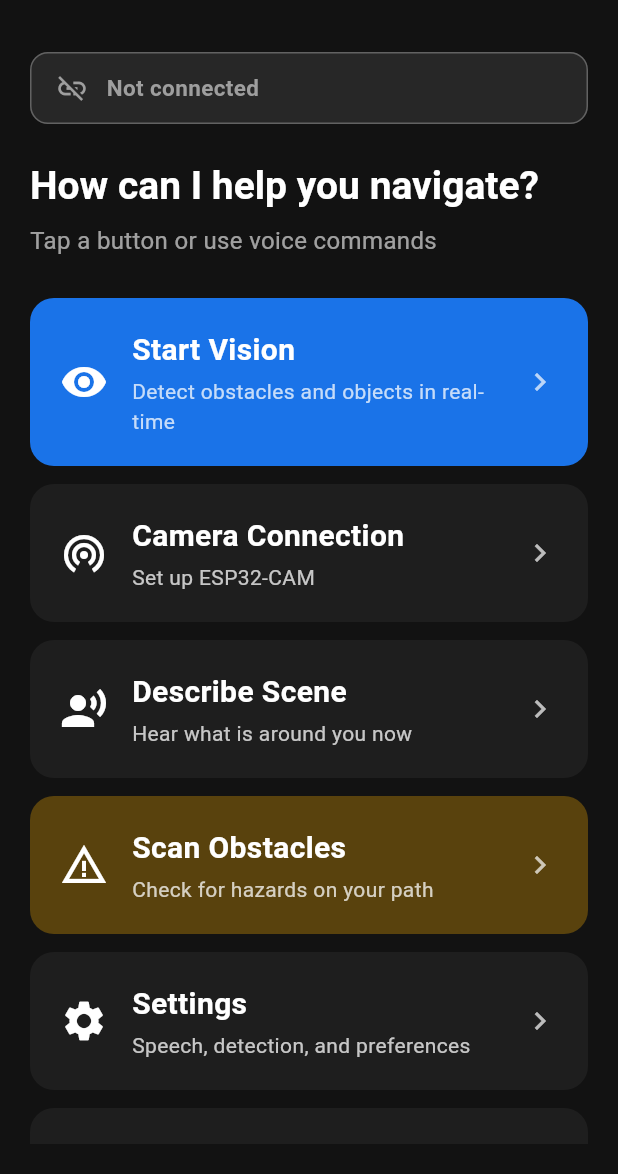
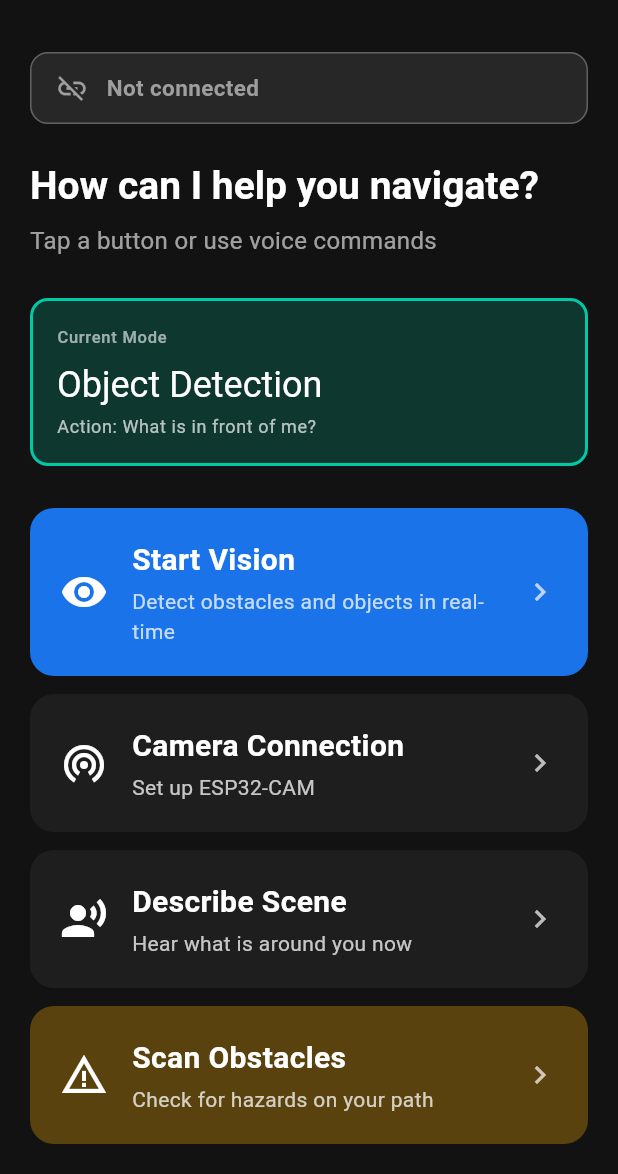
Before and after one commit to Emmanuels-Hub/vision_wear, a Flutter app: the screen it shows after launch, after a tap on "Skip", on a phone screen of 412 x 824 dp, the part 62-1236 px from its top. Run offline on Flutter 3.47's test engine with Material 3 defaults, Android fonts, the phone set to English and light mode, and no system bars; our stand-ins replace camera, flutter_tts, permission_handler, shared_preferences, speech_to_text, vibration; missing offline and left inert: google_mlkit_object_detection.

Commit message:
Refactor Vision Wear to 2-Button Interface: Update firmware and Flutter app for mode-based actions, including new button configurations, mode tracking, and enhanced event handling.

```diff
--- /dev/null
+++ b/lib/models/app_mode.dart
@@ -0,0 +1,110 @@
+/// Enum for the different application modes
+enum AppMode { objectDetection, ocr, navigation }
+
+extension AppModeExtension on AppMode {
+  String get name {
+    switch (this) {
+      case AppMode.objectDetection:
+        return 'object_detection';
+      case AppMode.ocr:
+        return 'ocr';
+      case AppMode.navigation:
+        return 'navigation';
+    }
+  }
+
+  String get displayName {
+    switch (this) {
+      case AppMode.objectDetection:
+        return 'Object Detection';
+      case AppMode.ocr:
+        return 'OCR';
+      case AppMode.navigation:
+        return 'Navigation';
+    }
+  }
+
+  String get voiceFeedback {
+    switch (this) {
+      case AppMode.objectDetection:
+        return 'Object Detection Mode';
+      case AppMode.ocr:
+        return 'OCR Mode';
+      case AppMode.navigation:
+        return 'Navigation Mode';
+    }
+  }
+
+  String get actionDescription {
+    switch (this) {
+      case AppMode.objectDetection:
+        return 'What is in front of me?';
+      case AppMode.ocr:
+        return 'Capture and read text';
+      case AppMode.navigation:
+        return 'Navigation assistance';
+    }
+  }
+}
+
+/// Represents a button event from the ESP32
+class ButtonEvent {
+  ButtonEvent({
+    required this.id,
+    required this.action,
+    required this.mode,
+    required this.voiceFeedback,
+    required this.timestamp,
+  });
+
+  final int id;
+  final String
+  action; // 'mode_changed', 'object_detection_request', 'ocr_request', 'navigation_request'
+  final String mode; // 'object_detection', 'ocr', 'navigation'
+  final String voiceFeedback;
+  final DateTime timestamp;
+
+  factory ButtonEvent.fromJson(Map<String, dynamic> json) {
+    return ButtonEvent(
+      id: json['id'] as int,
+      action: json['action'] as String,
+      mode: json['mode'] as String,
+      voiceFeedback: json['voice_feedback'] as String? ?? '',
+      timestamp: DateTime.fromMillisecondsSinceEpoch(json['timestamp'] as int),
+    );
+  }
+
+  @override
+  String toString() =>
+      'ButtonEvent(id: $id, action: $action, mode: $mode, voice: $voiceFeedback)';
+}
+
+/// Represents the device status from ESP32
+class DeviceStatus {
+  DeviceStatus({
+    required this.status,
+    required this.device,
+    required this.version,
+    required this.currentMode,
+    required this.availableModes,
+  });
+
+  final String status;
+  final String device;
+  final String version;
+  final String currentMode;
+  final List<String> availableModes;
+
+  factory DeviceStatus.fromJson(Map<String, dynamic> json) {
+    return DeviceStatus(
+      status: json['status'] as String,
+      device: json['device'] as String,
+      version: json['version'] as String,
+      currentMode: json['current_mode'] as String? ?? 'object_detection',
+      availableModes: List<String>.from(
+        json['available_modes'] as List? ??
+            ['object_detection', 'ocr', 'navigation'],
+      ),
+    );
+  }
+}
--- a/lib/providers/vision_provider.dart
+++ b/lib/providers/vision_provider.dart
@@ -3,6 +3,7 @@ import 'dart:async';
 import 'package:flutter/foundation.dart';
 
 import '../core/constants.dart';
+import '../models/app_mode.dart';
 import '../models/app_settings.dart';
 import '../models/connection_state.dart';
 import '../models/detected_object.dart';
@@ -59,6 +60,7 @@ class VisionProvider extends ChangeNotifier {
   String _statusMessage = 'Ready';
   DateTime? _lastSpeechTime;
   String? _lastAnnouncedText;
+  AppMode _currentMode = AppMode.objectDetection;
 
   AppSettings get settings => _settings;
   CameraConnectionInfo get connection => _connection;
@@ -69,6 +71,7 @@ class VisionProvider extends ChangeNotifier {
   bool get isProcessing => _isProcessing;
   String get statusMessage => _statusMessage;
   bool get isVoiceListening => _voiceCommandService.isListening;
+  AppMode get currentMode => _currentMode;
 
   void updateSettings(AppSettings settings) {
     _settings = settings;
@@ -215,7 +218,54 @@ class VisionProvider extends ChangeNotifier {
         scanObstacles();
       case 'describe_scene':
         describeScene();
+      // New mode-based button events
+      case 'mode_changed':
+        // Mode was changed on ESP32, we'll track it
+        _statusMessage = 'Mode: ${_currentMode.displayName}';
+        _speechService.speak(_currentMode.voiceFeedback, priority: SpeechPriority.high);
+        break;
+      case 'object_detection_request':
+        _handleObjectDetectionAction();
+        break;
+      case 'ocr_request':
+        _handleOcrAction();
+        break;
+      case 'navigation_request':
+        _handleNavigationAction();
+        break;
     }
+    notifyListeners();
+  }
+
+  void _handleObjectDetectionAction() {
+    if (!_isVisionActive) {
+      startVision();
+    }
+    _statusMessage = 'Analyzing objects in front of you';
+    _speechService.speak('What is in front of me?', priority: SpeechPriority.high);
+  }
+
+  void _handleOcrAction() {
+    _statusMessage = 'Capturing and reading text';
+    _speechService.speak('Capturing and reading text', priority: SpeechPriority.high);
+  }
+
+  void _handleNavigationAction() {
+    _statusMessage = 'Navigation mode activated';
+    _speechService.speak('Navigation assistance activated', priority: SpeechPriority.high);
+  }
+
+  void updateModeFromDevice(String modeName) {
+    // Parse the mode name from the device and update local state
+    switch (modeName) {
+      case 'object_detection':
+        _currentMode = AppMode.objectDetection;
+      case 'ocr':
+        _currentMode = AppMode.ocr;
+      case 'navigation':
+        _currentMode = AppMode.navigation;
+    }
+    notifyListeners();
   }
 
   Future<void> _onFrame(Uint8List frame) async {
--- a/lib/screens/home_screen.dart
+++ b/lib/screens/home_screen.dart
@@ -3,6 +3,7 @@ import 'package:provider/provider.dart';
 
 import '../../core/constants.dart';
 import '../../core/theme/app_theme.dart';
+import '../../models/app_mode.dart';
 import '../../providers/settings_provider.dart';
 import '../../providers/vision_provider.dart';
 import '../../widgets/accessible_button.dart';
@@ -74,9 +75,41 @@ class _HomeScreenState extends State<HomeScreen> {
                   const SizedBox(height: 8),
                   Text(
                     'Tap a button or use voice commands',
-                    style: Theme.of(context).textTheme.bodyMedium?.copyWith(
-                          color: Colors.white60,
+                    style: Theme.of(
+                      context,
+                    ).textTheme.bodyMedium?.copyWith(color: Colors.white60),
+                  ),
+                  const SizedBox(height: 28),
+                  // Mode Indicator
+                  Container(
+                    padding: const EdgeInsets.all(16),
+                    decoration: BoxDecoration(
+                      color: AppTheme.accent.withValues(alpha: 0.2),
+                      borderRadius: BorderRadius.circular(12),
+                      border: Border.all(color: AppTheme.accent, width: 2),
+                    ),
+                    child: Column(
+                      crossAxisAlignment: CrossAxisAlignment.start,
+                      children: [
+                        Text(
+                          'Current Mode',
+                          style: Theme.of(context).textTheme.labelSmall
+                              ?.copyWith(color: Colors.white60),
                         ),
+                        const SizedBox(height: 8),
+                        Text(
+                          vision.currentMode.displayName,
+                          style: Theme.of(context).textTheme.headlineSmall,
+                          semanticsLabel: vision.currentMode.displayName,
+                        ),
+                        const SizedBox(height: 4),
+                        Text(
+                          'Action: ${vision.currentMode.actionDescription}',
+                          style: Theme.of(context).textTheme.bodySmall
+                              ?.copyWith(color: Colors.white70),
+                        ),
+                      ],
+                    ),
                   ),
                   const SizedBox(height: 28),
                   Expanded(
--- a/lib/services/esp32_camera_service.dart
+++ b/lib/services/esp32_camera_service.dart
@@ -7,6 +7,7 @@ import 'package:http/http.dart' as http;
 
 import '../core/constants.dart';
 import '../models/app_settings.dart';
+import '../models/app_mode.dart';
 import '../models/connection_state.dart';
 
 class Esp32CameraService {
@@ -220,8 +221,12 @@ class Esp32CameraService {
       final body = jsonDecode(response.body) as Map<String, dynamic>;
       final events = body['events'] as List<dynamic>? ?? [];
       for (final event in events) {
-        final action = (event as Map<String, dynamic>)['action'] as String?;
+        final eventMap = event as Map<String, dynamic>;
+        final action = eventMap['action'] as String?;
         if (action != null && action.isNotEmpty) {
+          // Parse new format: { action, mode, voice_feedback }
+          // Fallback to old format: { action }
+          final buttonEvent = ButtonEvent.fromJson(eventMap);
           _buttonEventController.add(action);
         }
       }
```
Also changed, not shown: lib/screens/help_screen.dart (+59 -15 lines), lib/screens/vision_screen.dart (+17 -13 lines), 2 other files.
